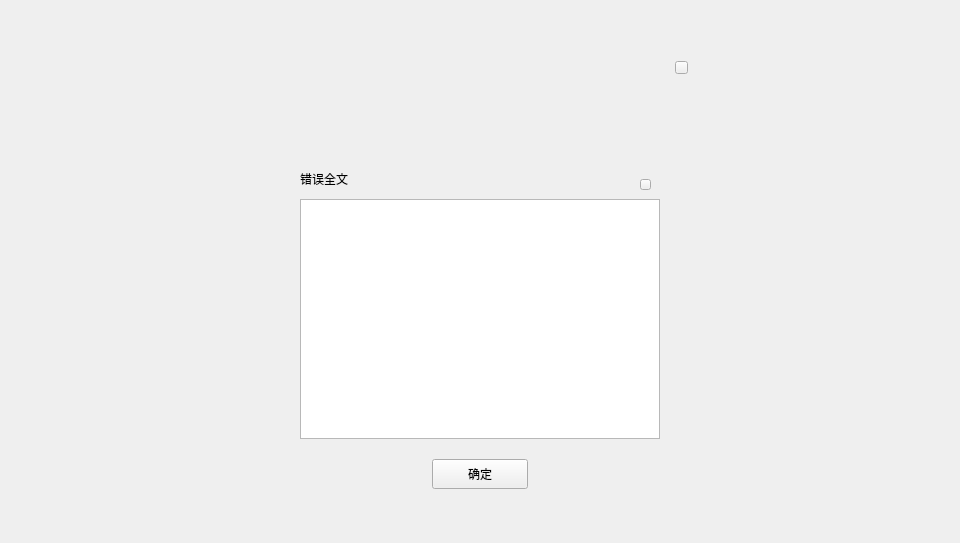
First picture: the form in LNKWallet/dialog/ErrorResultDialog.ui, repository HcashOrg/hx-indicator, before the edit.
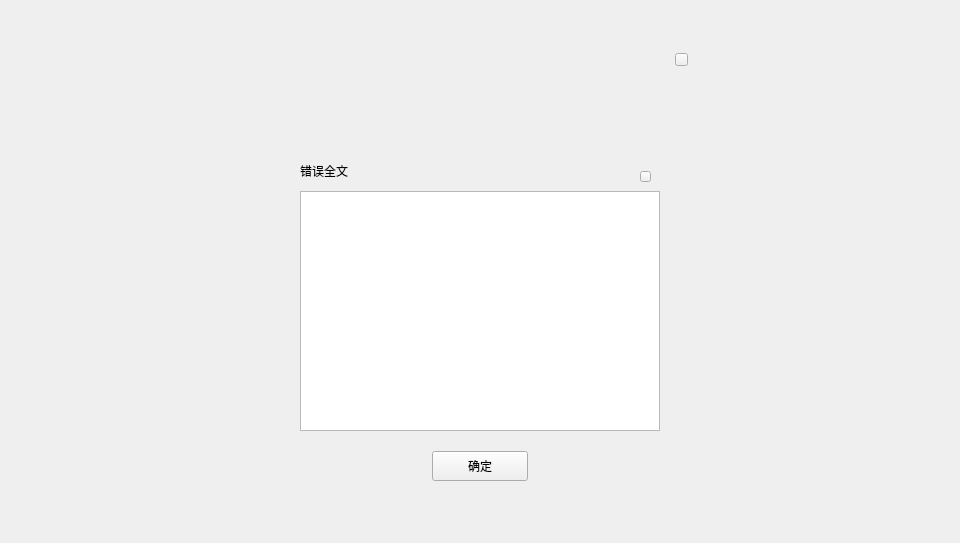
Second picture: the form after the edit.

```diff
--- a/LNKWallet/dialog/ErrorResultDialog.ui
+++ b/LNKWallet/dialog/ErrorResultDialog.ui
@@ -26,7 +26,7 @@
     <property name="geometry">
      <rect>
       <x>260</x>
-      <y>49</y>
+      <y>41</y>
       <width>440</width>
       <height>460</height>
      </rect>
```
